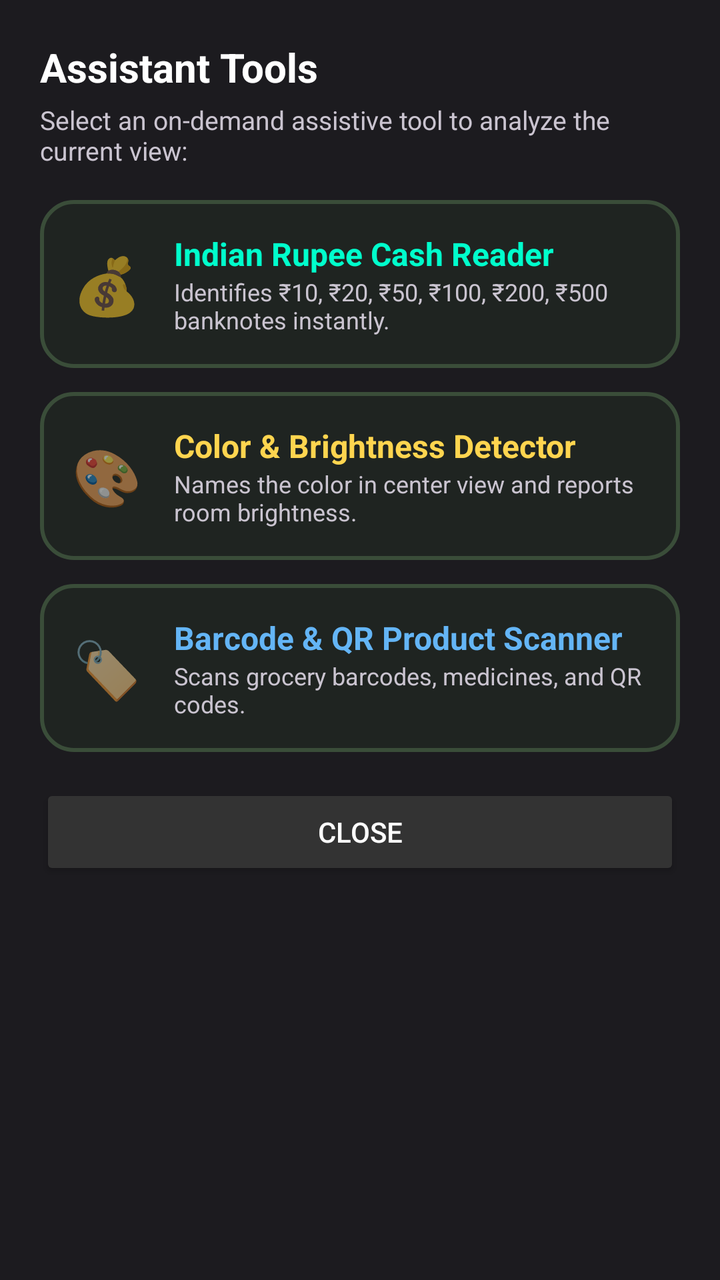
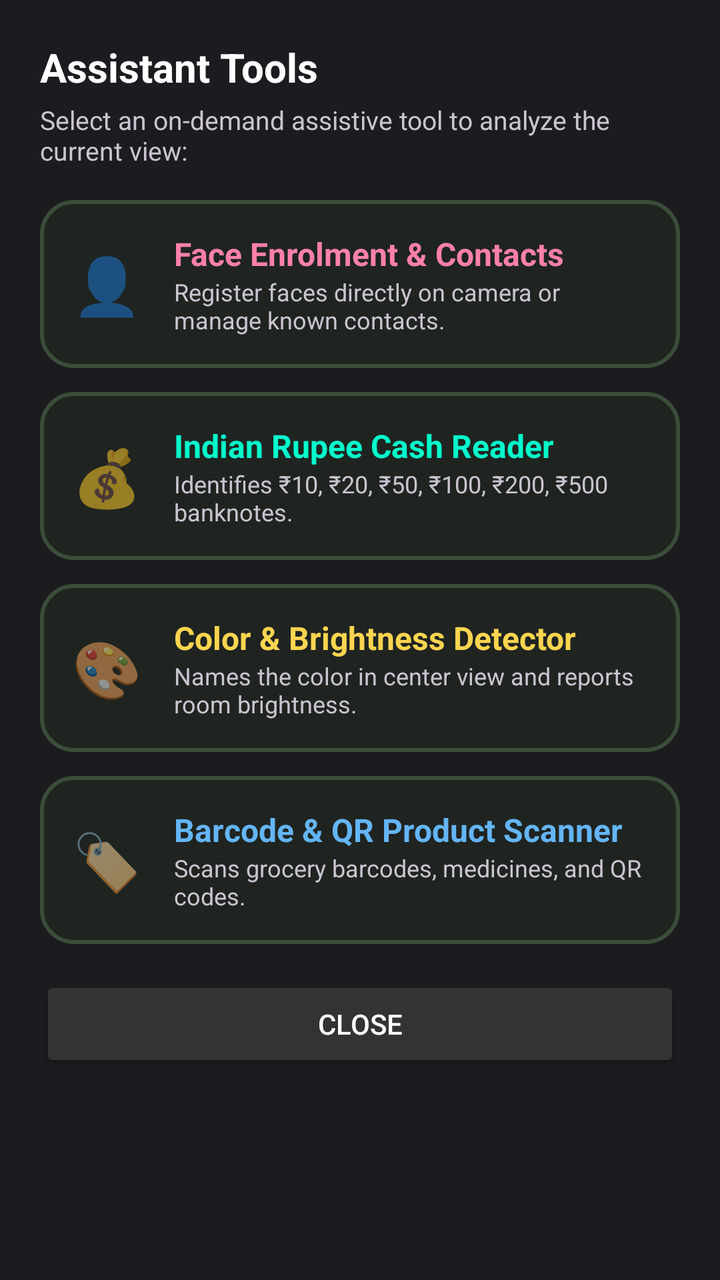

An Android layout rendered at two revisions. The XML below is the earlier revision; the diff shows what the commit changed to produce the second picture.
<!-- AndroidManifest.xml: application theme Theme.BlindCap -->
<!-- res/layout/dialog_tools.xml -->
<?xml version="1.0" encoding="utf-8"?>
<LinearLayout xmlns:android="http://schemas.android.com/apk/res/android"
    xmlns:app="http://schemas.android.com/apk/res-auto"
    android:layout_width="match_parent"
    android:layout_height="wrap_content"
    android:orientation="vertical"
    android:background="#1C1B1F"
    android:padding="20dp">

    <TextView
        android:layout_width="wrap_content"
        android:layout_height="wrap_content"
        android:text="Assistant Tools"
        android:textColor="#FFFFFF"
        android:textSize="20sp"
        android:textStyle="bold"
        android:paddingBottom="4dp" />

    <TextView
        android:layout_width="wrap_content"
        android:layout_height="wrap_content"
        android:text="Select an on-demand assistive tool to analyze the current view:"
        android:textColor="#CAC4D0"
        android:textSize="13sp"
        android:paddingBottom="16dp" />

    
    <LinearLayout
        android:id="@+id/cardToolCurrency"
        android:layout_width="match_parent"
        android:layout_height="wrap_content"
        android:orientation="horizontal"
        android:gravity="center_vertical"
        android:background="@drawable/card_mode_bg"
        android:padding="16dp"
        android:layout_marginBottom="12dp">

        <TextView
            android:layout_width="wrap_content"
            android:layout_height="wrap_content"
            android:text="💰"
            android:textSize="28sp"
            android:paddingEnd="16dp" />

        <LinearLayout
            android:layout_width="0dp"
            android:layout_height="wrap_content"
            android:layout_weight="1"
            android:orientation="vertical">

            <TextView
                android:layout_width="wrap_content"
                android:layout_height="wrap_content"
                android:text="Indian Rupee Cash Reader"
                android:textColor="#00FFCC"
                android:textSize="16sp"
                android:textStyle="bold" />

            <TextView
                android:layout_width="wrap_content"
                android:layout_height="wrap_content"
                android:text="Identifies ₹10, ₹20, ₹50, ₹100, ₹200, ₹500 banknotes instantly."
                android:textColor="#CAC4D0"
                android:textSize="12sp" />
        </LinearLayout>
    </LinearLayout>

    
    <LinearLayout
        android:id="@+id/cardToolColor"
        android:layout_width="match_parent"
        android:layout_height="wrap_content"
        android:orientation="horizontal"
        android:gravity="center_vertical"
        android:background="@drawable/card_mode_bg"
        android:padding="16dp"
        android:layout_marginBottom="12dp">

        <TextView
            android:layout_width="wrap_content"
            android:layout_height="wrap_content"
            android:text="🎨"
            android:textSize="28sp"
            android:paddingEnd="16dp" />

        <LinearLayout
            android:layout_width="0dp"
            android:layout_height="wrap_content"
            android:layout_weight="1"
            android:orientation="vertical">

            <TextView
                android:layout_width="wrap_content"
                android:layout_height="wrap_content"
                android:text="Color &amp; Brightness Detector"
                android:textColor="#FFD54F"
                android:textSize="16sp"
                android:textStyle="bold" />

            <TextView
                android:layout_width="wrap_content"
                android:layout_height="wrap_content"
                android:text="Names the color in center view and reports room brightness."
                android:textColor="#CAC4D0"
                android:textSize="12sp" />
        </LinearLayout>
    </LinearLayout>

    
    <LinearLayout
        android:id="@+id/cardToolBarcode"
        android:layout_width="match_parent"
        android:layout_height="wrap_content"
        android:orientation="horizontal"
        android:gravity="center_vertical"
        android:background="@drawable/card_mode_bg"
        android:padding="16dp"
        android:layout_marginBottom="16dp">

        <TextView
            android:layout_width="wrap_content"
            android:layout_height="wrap_content"
            android:text="🏷️"
            android:textSize="28sp"
            android:paddingEnd="16dp" />

        <LinearLayout
            android:layout_width="0dp"
            android:layout_height="wrap_content"
            android:layout_weight="1"
            android:orientation="vertical">

            <TextView
                android:layout_width="wrap_content"
                android:layout_height="wrap_content"
                android:text="Barcode &amp; QR Product Scanner"
                android:textColor="#64B5F6"
                android:textSize="16sp"
                android:textStyle="bold" />

            <TextView
                android:layout_width="wrap_content"
                android:layout_height="wrap_content"
                android:text="Scans grocery barcodes, medicines, and QR codes."
                android:textColor="#CAC4D0"
                android:textSize="12sp" />
        </LinearLayout>
    </LinearLayout>

    <Button
        android:id="@+id/btnCancelTools"
        android:layout_width="match_parent"
        android:layout_height="48dp"
        android:text="Close"
        android:backgroundTint="#333333"
        android:textColor="#FFFFFF" />

</LinearLayout>
<!-- resources referenced by this layout -->
<resources>
  <!-- drawable card_mode_bg (drawable) -->
  <shape xmlns:android="http://schemas.android.com/apk/res/android"
      android:shape="rectangle">
      <solid android:color="#1F2421" />
      <stroke
          android:width="2dp"
          android:color="#3A4D39" />
      <corners android:radius="16dp" />
  </shape>
  <style name="Theme.BlindCap" parent="Theme.MaterialComponents.DayNight.NoActionBar">
          <item name="android:statusBarColor">@color/black</item>
          <item name="android:navigationBarColor">@color/black</item>
      </style>
  <color name="black">#FF000000</color>
</resources>

<!-- the commit's change to res/layout/dialog_tools.xml (unified diff, before → after) -->
@@ -23,6 +23,47 @@
         android:textColor="#CAC4D0"
         android:textSize="13sp"
         android:paddingBottom="16dp" />
+
+    
+    <LinearLayout
+        android:id="@+id/cardToolFaceEnroll"
+        android:layout_width="match_parent"
+        android:layout_height="wrap_content"
+        android:orientation="horizontal"
+        android:gravity="center_vertical"
+        android:background="@drawable/card_mode_bg"
+        android:padding="16dp"
+        android:layout_marginBottom="12dp">
+
+        <TextView
+            android:layout_width="wrap_content"
+            android:layout_height="wrap_content"
+            android:text="👤"
+            android:textSize="28sp"
+            android:paddingEnd="16dp" />
+
+        <LinearLayout
+            android:layout_width="0dp"
+            android:layout_height="wrap_content"
+            android:layout_weight="1"
+            android:orientation="vertical">
+
+            <TextView
+                android:layout_width="wrap_content"
+                android:layout_height="wrap_content"
+                android:text="Face Enrolment &amp; Contacts"
+                android:textColor="#FF80AB"
+                android:textSize="16sp"
+                android:textStyle="bold" />
+
+            <TextView
+                android:layout_width="wrap_content"
+                android:layout_height="wrap_content"
+                android:text="Register faces directly on camera or manage known contacts."
+                android:textColor="#CAC4D0"
+                android:textSize="12sp" />
+        </LinearLayout>
+    </LinearLayout>
 
     
     <LinearLayout
@@ -59,7 +100,7 @@
             <TextView
                 android:layout_width="wrap_content"
                 android:layout_height="wrap_content"
-                android:text="Identifies ₹10, ₹20, ₹50, ₹100, ₹200, ₹500 banknotes instantly."
+                android:text="Identifies ₹10, ₹20, ₹50, ₹100, ₹200, ₹500 banknotes."
                 android:textColor="#CAC4D0"
                 android:textSize="12sp" />
         </LinearLayout>
